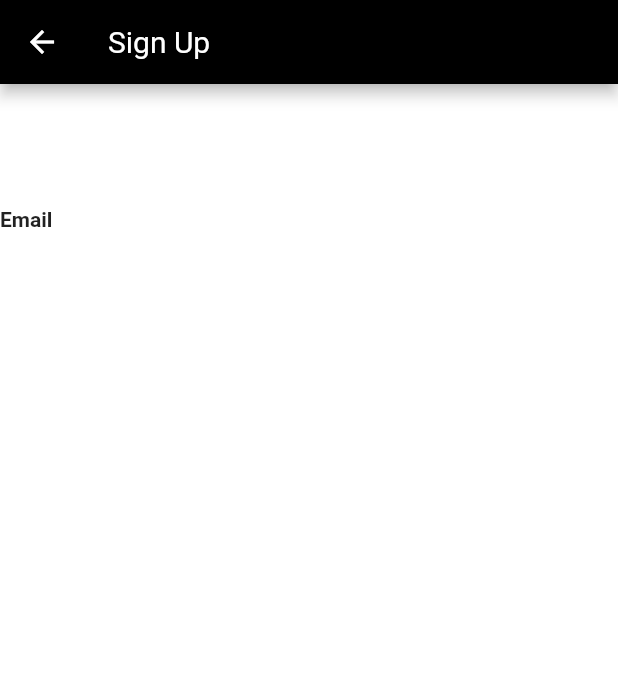
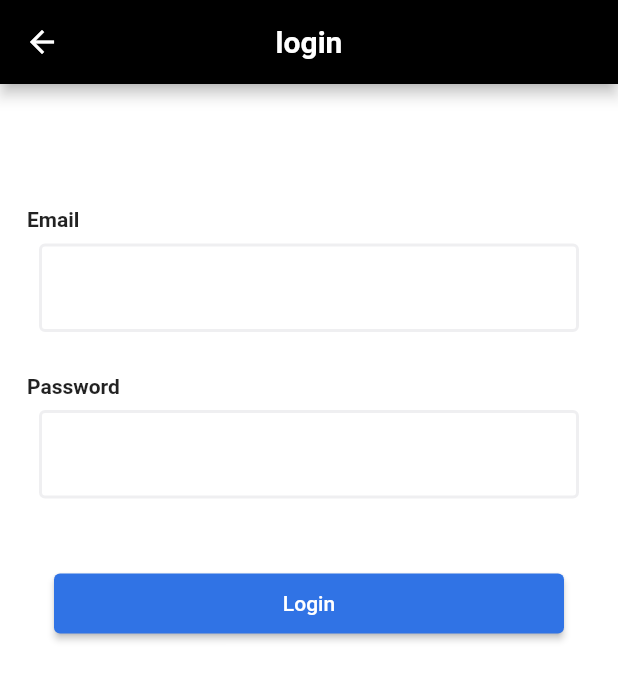
Before and after one commit to nirmitchattoo/eventorg, a Flutter app: the screen it shows after launch, after a tap on "Log in", on a phone screen of 412 x 824 dp. Shown: the top 681 px of the screen. Run offline on Flutter 3.47's test engine with Material 2 defaults, Android fonts, the phone set to English and light mode, and no system bars; our stand-ins replace image_picker, salomon_bottom_bar.

Commit message:
Added Login and SignUp Pages

```diff
--- a/lib/main.dart
+++ b/lib/main.dart
@@ -32,7 +32,7 @@ class MyApp extends StatelessWidget {
       ),
       home: Splash(),
       routes: {
-        '/': (context) => Splash(),
+        //'/': (context) => Splash(),
         OnboardingScreen.routeName: (context) => OnboardingScreen(),
         LoginScreen.routeName: (context) => LoginScreen(),
         SignupScreen.routeName:(context) => SignupScreen()
--- a/lib/pages/login_screen.dart
+++ b/lib/pages/login_screen.dart
@@ -1,4 +1,7 @@
 import 'package:flutter/material.dart';
+
+import '../widgets/custom_button.dart';
+import '../widgets/custom_testfield.dart';
 
 class LoginScreen extends StatefulWidget {
   static String routeName =  '/login';
@@ -9,15 +12,32 @@ class LoginScreen extends StatefulWidget {
 }
 
 class _LoginScreenState extends State<LoginScreen> {
+
+  final TextEditingController _emailController = new TextEditingController();
+  final TextEditingController _passwordController = new TextEditingController();
+  //final TextEditingController _usernameController = new TextEditingController();
+
   @override
   Widget build(BuildContext context) {
     final size = MediaQuery.of(context).size;
     return Scaffold(
       appBar: AppBar(
-        title: Text('Sign Up')
+        centerTitle: true,
+        title: RichText(
+          text: const TextSpan(
+                text: 'login',
+                style: TextStyle(
+                    color: Colors.white,
+                    fontWeight: FontWeight.bold,
+                    fontSize: 20),
+        ),
+       ),
       ),
       body: SingleChildScrollView(
+          child: Padding(
+            padding: const EdgeInsets.symmetric(horizontal: 18.0),
             child: Column(
+              crossAxisAlignment: CrossAxisAlignment.start,
               mainAxisAlignment: MainAxisAlignment.center,
               children: [
                 SizedBox(height: size.height * 0.1),
@@ -25,16 +45,50 @@ class _LoginScreenState extends State<LoginScreen> {
                   'Email',
                    style: TextStyle(
                     fontWeight: FontWeight.bold,
-
                    )
                    ),
 
+                  Padding(
+                    padding: const EdgeInsets.all(8.0),
+                    child: CustomTextField(controller: _emailController, obscureText: false,),
+                  ),
 
+                  const SizedBox(
+                    height:  20.0,
+                    ),
+
+
+                  const Text(
+                  'Password',
+                   style: TextStyle(
+                    fontWeight: FontWeight.bold,
+                   )
+                   ),
+
+                  Padding(
+                    padding: const EdgeInsets.all(8.0),
+                    child: CustomTextField(controller: _passwordController, obscureText: true,),
+                  ),
+
+                  const SizedBox(
+                    height:  20.0,
+                    ),
+
+                 Padding(
+                   padding: const EdgeInsets.all(18.0),
+                   child: CustomButton(
+                    onTap: (){
+
+                   },
+                   text: 'Login'
+                   ),
+                 ),
 
               ]
               ,
             ),
           ),
+      ),
     );
   }
 }
--- a/lib/pages/onboarding_screen.dart
+++ b/lib/pages/onboarding_screen.dart
@@ -17,6 +17,7 @@ class _OnboardingScreenState extends State<OnboardingScreen> {
       body: Padding(
         padding: const EdgeInsets.all(18.0),
         child: Column(
+          mainAxisAlignment: MainAxisAlignment.center,
           children: [
             Text(
              'Welcome to\neventOrg',
--- a/lib/utils/colors.dart
+++ b/lib/utils/colors.dart
@@ -1,6 +1,6 @@
 import 'package:flutter/material.dart';
 
-const buttonColor = Color.fromRGBO(145, 71, 255, 1);
+const buttonColor = Color.fromARGB(255, 48, 115, 229);
 const backgroundColor = Colors.white;
 const secondaryBackgroundColor = Color.fromRGBO(239, 239, 241, 1);
 const primaryColor = Colors.black;
--- a/lib/widgets/custom_testfield.dart
+++ b/lib/widgets/custom_testfield.dart
@@ -3,11 +3,13 @@ import 'package:flutter/material.dart';
 
 class CustomTextField extends StatelessWidget {
   final TextEditingController controller;
-  const CustomTextField({super.key, required this.controller});
+  bool obscureText;
+  CustomTextField({super.key, required this.controller, required this.obscureText});
 
   @override
   Widget build(BuildContext context) {
     return TextField(
+      obscureText: obscureText,
       controller: controller,
       decoration: const InputDecoration(
         focusedBorder: OutlineInputBorder(
@@ -15,7 +17,14 @@ class CustomTextField extends StatelessWidget {
             color: buttonColor,
             width: 2
           )
-        )
+        ),
+        enabledBorder:  OutlineInputBorder(
+          borderSide: BorderSide(
+            color: secondaryBackgroundColor,
+            width: 2
+          ),
+
+          ),
       )
     );
     }
```
Also changed, not shown: lib/pages/signup_screen.dart (+88 -1 lines). Lines whose indentation alone changed are shown as unchanged.
